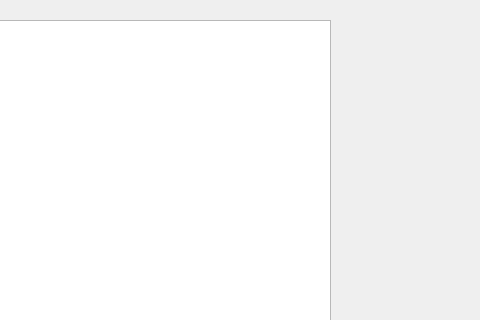
Above: ComTest/comtest.ui from CrainTang/ComTest before the change; both pictures show x 320 to 800 and y 0 to 320 of the 800 by 600 pixel window. Below: the same form after it.
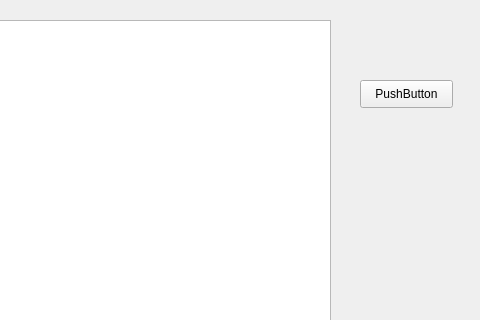
That is the form after the change.

```diff
--- a/ComTest/comtest.ui
+++ b/ComTest/comtest.ui
@@ -34,6 +34,19 @@
      </rect>
     </property>
    </widget>
+   <widget class="QPushButton" name="pushButton">
+    <property name="geometry">
+     <rect>
+      <x>680</x>
+      <y>80</y>
+      <width>93</width>
+      <height>28</height>
+     </rect>
+    </property>
+    <property name="text">
+     <string>PushButton</string>
+    </property>
+   </widget>
   </widget>
   <widget class="QMenuBar" name="menubar">
    <property name="geometry">
```
